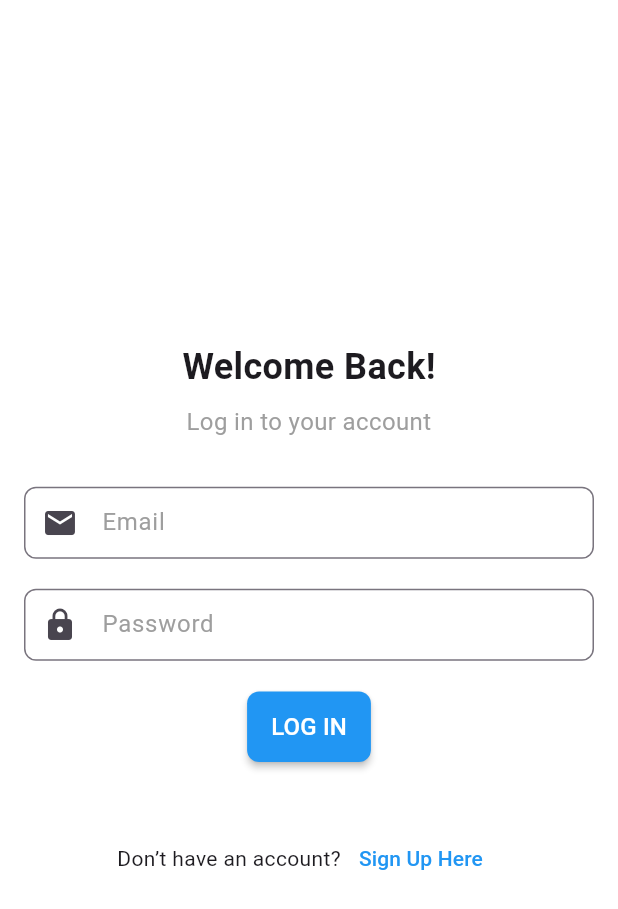
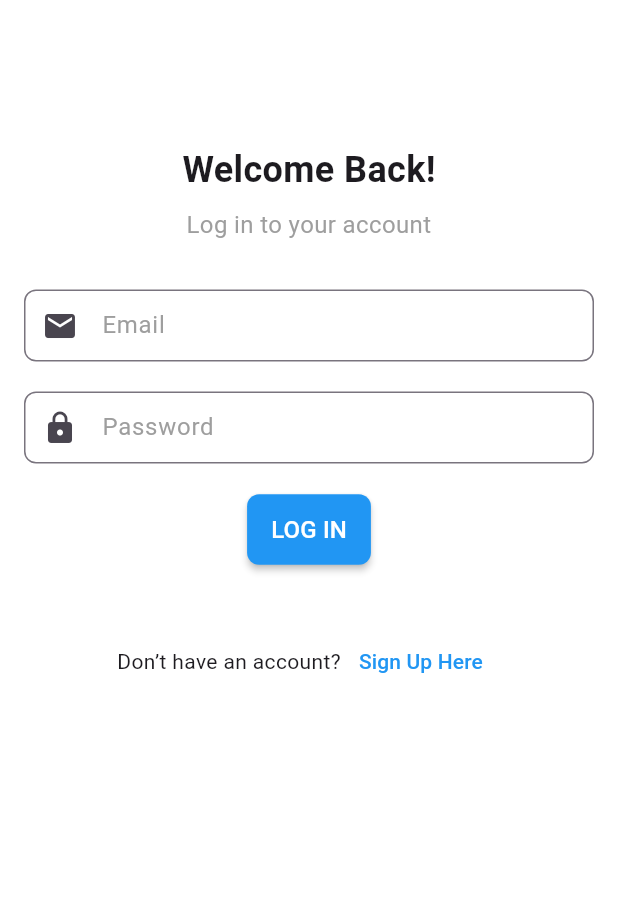
Before and after one commit to TABA-4-Roses-1-Thorn/daboa_front, a Flutter app: the screen it shows after launch, after a tap on "Log in", on a phone screen of 412 x 824 dp. Shown: the top 909 px of the screen. Run offline on Flutter 3.47's test engine with Material 3 defaults, Android fonts, the phone set to English and light mode, and no system bars; our stand-ins replace file_picker, fl_chart, flutter_tts, shared_preferences; network calls fail.

Commit message:
배포전 마지막 수정

```diff
--- a/lib/screens/login_screen.dart
+++ b/lib/screens/login_screen.dart
@@ -1,4 +1,3 @@
-// screens/login_screen.dart
 import 'package:flutter/material.dart';
 import '../widgets/custom_button.dart' as custom_button;
 import '../widgets/custom_text_field.dart' as custom_text_field;
@@ -19,11 +18,13 @@ class _LoginScreenState extends State<LoginScreen> {
   Widget build(BuildContext context) {
     return Scaffold(
       backgroundColor: Colors.white,
-      body: Padding(
+      body: SingleChildScrollView(
+        child: Padding(
           padding: EdgeInsets.all(16.0),
           child: Column(
             mainAxisAlignment: MainAxisAlignment.center,
             children: [
+              SizedBox(height: 80),
               Text(
                 "Welcome Back!",
                 style: TextStyle(
@@ -139,6 +140,7 @@ class _LoginScreenState extends State<LoginScreen> {
             ],
           ),
         ),
+      ),
     );
   }
 }
```
Also changed, not shown: 11 other files. Lines whose indentation alone changed are shown as unchanged.
